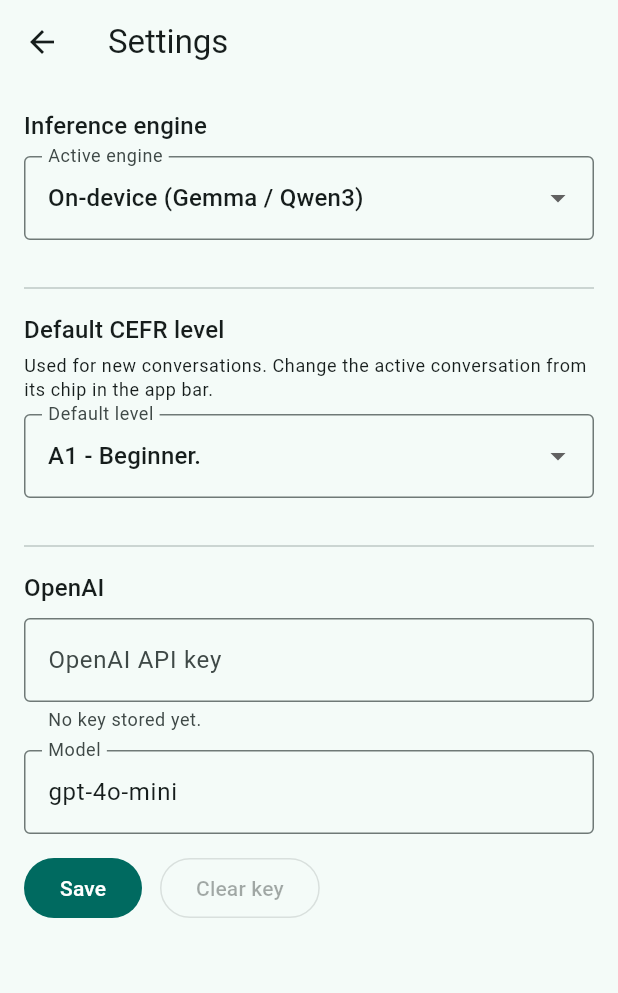
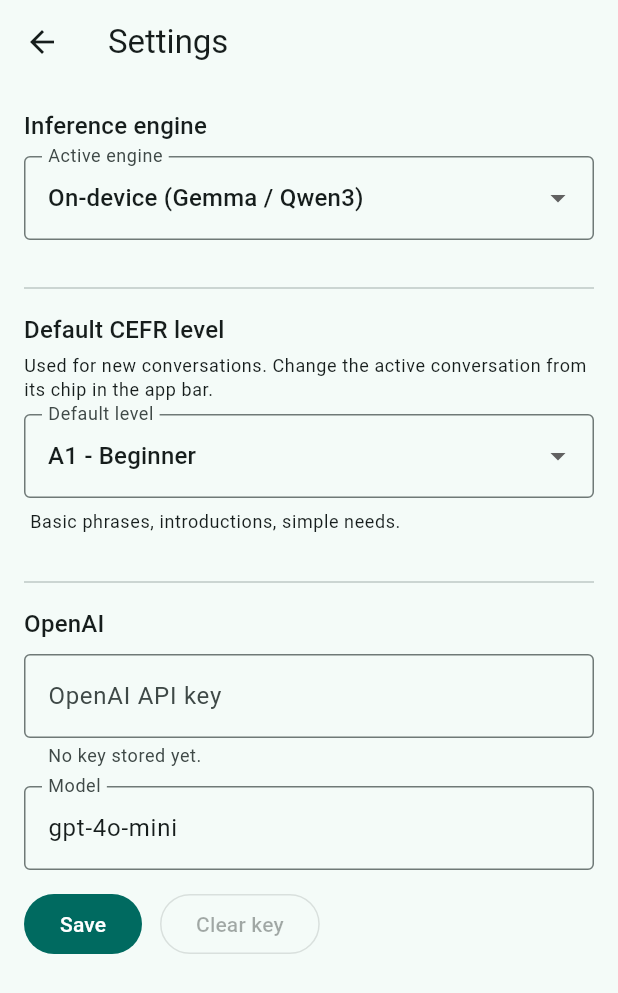
Before and after one commit to Pitrified/flutter-setup-project, a Flutter app: the screen it shows after launch, after a tap on the "settings" icon, on a phone screen of 412 x 824 dp. Shown: the top 993 px of the screen. Run offline on Flutter 3.47's test engine with Material 3 defaults, Android fonts, the phone set to English and light mode, and no system bars; our stand-ins replace flutter_riverpod, flutter_secure_storage, freezed_annotation, go_router, hive, hive_flutter and 1 more; missing offline and left inert: flutter_gemma, openai_dart; accounts and stored records are empty; generated files the repository leaves out were written again.

Commit message:
clean up cefr ui

```diff
--- a/lib/models/cefr_level.dart
+++ b/lib/models/cefr_level.dart
@@ -17,21 +17,42 @@ extension CefrLevelX on CefrLevel {
   /// Two-character label, e.g. `'A1'`.
   String get displayName => name.toUpperCase();
 
-  /// One-sentence description suitable for the picker bottom sheet.
+  /// Short label, shown alongside [displayName] in the picker title, the
+  /// Settings dropdown, and the chip tooltip.
   String get description {
     switch (this) {
       case CefrLevel.a1:
-        return 'Beginner.';
+        return 'Beginner';
       case CefrLevel.a2:
-        return 'Elementary.';
+        return 'Elementary';
       case CefrLevel.b1:
-        return 'Intermediate.';
+        return 'Intermediate';
       case CefrLevel.b2:
-        return 'Upper-intermediate.';
+        return 'Upper-intermediate';
       case CefrLevel.c1:
-        return 'Advanced.';
+        return 'Advanced';
       case CefrLevel.c2:
-        return 'Mastery.';
+        return 'Mastery';
+    }
+  }
+
+  /// Detailed sentence describing what the learner can do at this level.
+  /// Shown as the picker subtitle and under the Settings default-level
+  /// dropdown.
+  String get guidance {
+    switch (this) {
+      case CefrLevel.a1:
+        return 'Basic phrases, introductions, simple needs.';
+      case CefrLevel.a2:
+        return 'Familiar topics, short routine exchanges.';
+      case CefrLevel.b1:
+        return 'Travel situations, opinions on familiar topics.';
+      case CefrLevel.b2:
+        return 'Detailed discussion on a wide range of topics.';
+      case CefrLevel.c1:
+        return 'Fluent, flexible, nuanced expression.';
+      case CefrLevel.c2:
+        return 'Effortless, precise, near-native command.';
     }
   }
 
--- a/lib/screens/conversation/widgets/cefr_picker_sheet.dart
+++ b/lib/screens/conversation/widgets/cefr_picker_sheet.dart
@@ -26,8 +26,8 @@ Future<CefrLevel?> showCefrPickerSheet(
           ),
           for (final level in CefrLevel.values)
             ListTile(
-              title: Text(level.displayName),
-              subtitle: Text(level.description),
+              title: Text('${level.displayName} - ${level.description}'),
+              subtitle: Text(level.guidance),
               trailing: level == current
                   ? const Icon(Icons.check)
                   : null,
--- a/lib/screens/settings/settings_screen.dart
+++ b/lib/screens/settings/settings_screen.dart
@@ -99,7 +99,10 @@ class _CefrDropdown extends ConsumerWidget {
   @override
   Widget build(BuildContext context, WidgetRef ref) {
     final current = ref.watch(defaultCefrLevelProvider);
-    return DropdownButtonFormField<CefrLevel>(
+    return Column(
+      crossAxisAlignment: CrossAxisAlignment.start,
+      children: [
+        DropdownButtonFormField<CefrLevel>(
           initialValue: current,
           decoration: const InputDecoration(
             border: OutlineInputBorder(),
@@ -116,6 +119,15 @@ class _CefrDropdown extends ConsumerWidget {
             if (level == null) return;
             await ref.read(defaultCefrLevelProvider.notifier).select(level);
           },
+        ),
+        Padding(
+          padding: const EdgeInsets.fromLTRB(4, 8, 4, 0),
+          child: Text(
+            current.guidance,
+            style: Theme.of(context).textTheme.bodySmall,
+          ),
+        ),
+      ],
     );
   }
 }
```
Also changed, not shown: 1 other file. Lines whose indentation alone changed are shown as unchanged.
